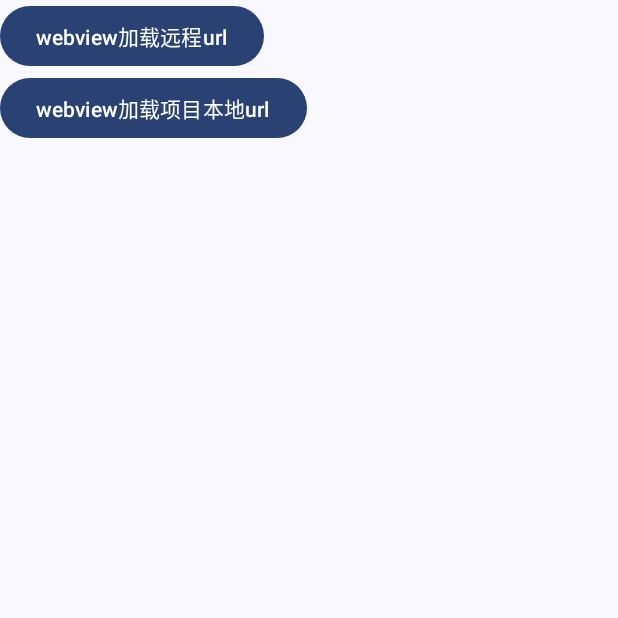
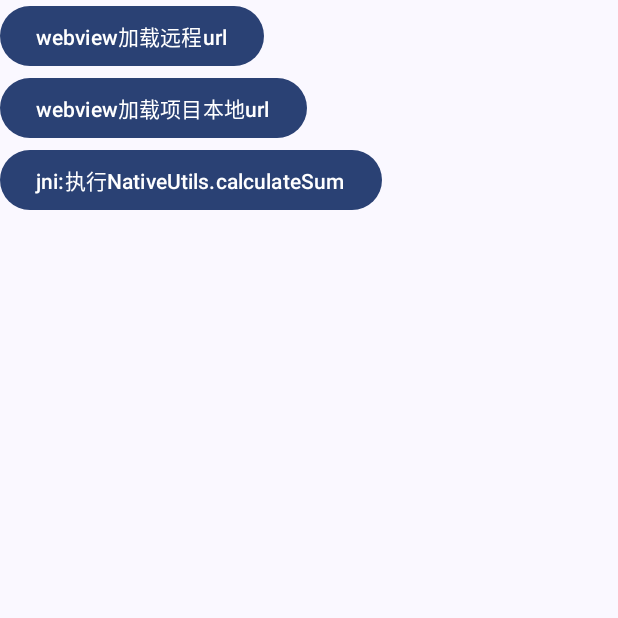
Before and after one commit to BlueStoneQ/TestSpace, an Android app built with Jetpack Compose: the screen it shows after launch (MainActivity), on a phone screen of 412 x 824 dp, the top half of it. Run offline under Robolectric (Android 15) with nearby library versions, the phone set to English and light mode, and no system bars.

Commit message:
feat(android/NativeTest): add a jni to calculate sum by cpp

```diff
--- a/bigfe/android/NativeTest/app/src/main/java/com/example/nativetest/MainActivity.kt
+++ b/bigfe/android/NativeTest/app/src/main/java/com/example/nativetest/MainActivity.kt
@@ -1,5 +1,6 @@
 package com.example.nativetest
 
+import android.nfc.Tag
 import android.os.Bundle
 import androidx.activity.ComponentActivity
 import androidx.activity.compose.setContent
@@ -15,6 +16,9 @@ import android.util.Log
 
 import com.example.nativetest.screen.MainScreen
 import com.example.nativetest.jsBridge.JsBridge
+import com.example.nativetest.jni.NativeUtils
+
+const val TAG = "MainActivity"
 
 class MainActivity : ComponentActivity() {
     private lateinit var webview: WebView
@@ -23,7 +27,7 @@ class MainActivity : ComponentActivity() {
     override fun onCreate(savedInstanceState: Bundle?) {
         super.onCreate(savedInstanceState)
         enableEdgeToEdge()
-        Log.d("[MainActivity]", "onCreate")
+        Log.d(TAG, "onCreate")
 
         initWebview()
         initJsBridge()
@@ -35,6 +39,9 @@ class MainActivity : ComponentActivity() {
     }
 
     private fun initWebview() {
+        // enable debug, access the chrome://inspect/#devices in Chrome
+        WebView.setWebContentsDebuggingEnabled(true)
+
         webview = WebView(this)
         setContentView(webview)
 
@@ -55,6 +62,7 @@ class MainActivity : ComponentActivity() {
                     MainScreen(
                         onWebviewLoadRemoteUrl = ::loadRemoteHtml,
                         onWebviewLoadResLocalUrl = ::loadResLocalHtml,
+                        onJNICallSum = ::onJNICallSum,
                         modifier = Modifier.padding(innerPadding)
                     )
                 }
@@ -77,4 +85,9 @@ class MainActivity : ComponentActivity() {
     private fun loadDeviceLocalHtml() {
         // TODO:
     }
+
+    private fun onJNICallSum() {
+        val res = NativeUtils.calculateSum(1, 2)
+        Log.d(TAG, "onJNICallSum $res")
+    }
 }
--- a/bigfe/android/NativeTest/app/src/main/java/com/example/nativetest/screen/MainScreen.kt
+++ b/bigfe/android/NativeTest/app/src/main/java/com/example/nativetest/screen/MainScreen.kt
@@ -11,6 +11,7 @@ import androidx.compose.ui.Modifier
 fun MainScreen(
     onWebviewLoadRemoteUrl: () -> Unit,
     onWebviewLoadResLocalUrl: () -> Unit,
+    onJNICallSum: () -> Unit,
     modifier: Modifier = Modifier
 ) {
     Column {
@@ -29,5 +30,13 @@ fun MainScreen(
         ) {
             Text("webview加载项目本地url")
         }
+
+        Button(
+            onClick = {
+                onJNICallSum()
+            }
+        ) {
+            Text("jni:执行NativeUtils.calculateSum")
+        }
     }
 }
```
Also changed, not shown: bigfe/android/NativeTest/app/build.gradle.kts (+12 -0 lines), bigfe/android/NativeTest/app/src/main/java/com/example/nativetest/jni/NativeUtils.kt (added, +19 -0 lines), 2 other files.
